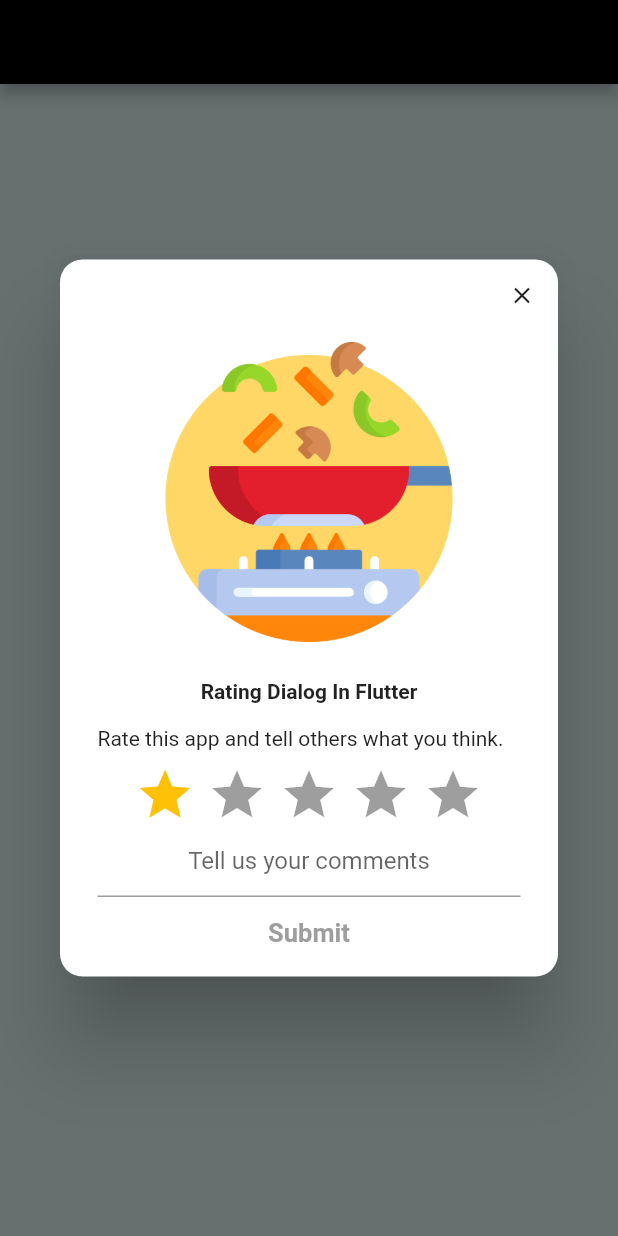
After one commit to Simran2000-jpg/FoodShades, a Flutter app: the ConfirmPage screen opened directly, after a tap on "Received your order?", on a phone screen of 412 x 824 dp. The commit adds this screen. Run offline on Flutter 3.47's test engine with Material 2 defaults, Android fonts, the phone set to English and light mode, and no system bars; drawn by our look-alikes of rating_dialog; our stand-ins replace anim_search_bar, awesome_notifications, circular_countdown_timer, cloud_firestore, firebase_auth, firebase_core and 9 more; missing offline and left inert: passcode_screen, razorpay_flutter; accounts and stored records are empty; network calls fail.

Commit message:
Feedback framework fixed

```diff
--- a/shades_food/lib/appcolors.dart
+++ b/shades_food/lib/appcolors.dart
@@ -1,4 +1,5 @@
 import 'package:flutter/cupertino.dart';
+import 'package:flutter/material.dart';
 
 class AppColors {
   static const Color primary = const Color(0xffFFF9B6);
@@ -6,7 +7,7 @@ class AppColors {
   static const Color green1 = const Color(0xffCEE5D0);
   static const Color blue1 = const Color(0xffA2D2FF);
   static const Color sk1 = const Color(0xffF9F3DF);
-  // static const Color blue1 = const Color(0xffA2D2FF);
+  static Color blue2 = Colors.blue.shade800;
   // static const Color blue1 = const Color(0xffA2D2FF);
   // static const Color blue1 = const Color(0xffA2D2FF);
   // static const Color blue1 = const Color(0xffA2D2FF);
--- /dev/null
+++ b/shades_food/lib/screens/confirmPage.dart
@@ -0,0 +1,95 @@
+import 'package:flutter/cupertino.dart';
+import 'package:flutter/material.dart';
+import 'package:rating_dialog/rating_dialog.dart';
+import 'package:shades_food/screens/contact.dart';
+
+class ConfirmPage extends StatefulWidget {
+  @override
+  _ConfirmPageState createState() => _ConfirmPageState();
+}
+
+class _ConfirmPageState extends State<ConfirmPage> {
+  @override
+  Widget build(BuildContext context) {
+    return Scaffold(
+      backgroundColor: Colors.teal[50],
+      appBar: AppBar(
+        backgroundColor: Colors.black,
+        title: Text('Rating Dialog In Flutter'),
+        automaticallyImplyLeading: false,
+      ),
+      body: Container(
+        child: Padding(
+          padding: const EdgeInsets.only(left: 8.0, right: 8.0, top: 200.0),
+          child: Column(
+            children: [
+              Center(
+                child: MaterialButton(
+                  shape: RoundedRectangleBorder(
+                      borderRadius: BorderRadius.circular(10.0)),
+                  color: Colors.cyan,
+                  padding: EdgeInsets.only(left: 30, right: 30),
+                  child: Text(
+                    'Received your order?',
+                    style: TextStyle(color: Colors.white, fontSize: 15),
+                  ),
+                  onPressed: _showRatingAppDialog,
+                ),
+              ),
+              Center(
+                child: MaterialButton(
+                  shape: RoundedRectangleBorder(
+                      borderRadius: BorderRadius.circular(10.0)),
+                  color: Colors.cyan,
+                  padding: EdgeInsets.only(left: 30, right: 30),
+                  child: Text(
+                    'Did not receive your food item(s) ?',
+                    style: TextStyle(color: Colors.white, fontSize: 15),
+                  ),
+                  onPressed: () {
+                    Navigator.pushReplacement(context,
+                        MaterialPageRoute(builder: (builder) => ContactPage()));
+                  },
+                ),
+              ),
+            ],
+          ),
+        ),
+      ),
+    );
+  }
+
+  void _showRatingAppDialog() {
+    final _ratingDialog = RatingDialog(
+      // ratingColor: Colors.amber,
+      title: Text(
+        'Rating Dialog In Flutter',
+        textAlign: TextAlign.center,
+        style: TextStyle(fontWeight: FontWeight.bold),
+      ),
+      message: Text('Rate this app and tell others what you think.'),
+      image: Image.asset(
+        "assets/saute.png",
+        height: 200,
+      ),
+      submitButtonText: 'Submit',
+      onCancelled: () => print('cancelled'),
+      onSubmitted: (response) {
+        print('rating: ${response.rating}, '
+            'comment: ${response.comment}');
+
+        if (response.rating < 3.0) {
+          print('response.rating: ${response.rating}');
+        } else {
+          Container();
+        }
+      },
+    );
+
+    showDialog(
+      context: context,
+      barrierDismissible: true,
+      builder: (context) => _ratingDialog,
+    );
+  }
+}
--- a/shades_food/lib/screens/profile/components/body.dart
+++ b/shades_food/lib/screens/profile/components/body.dart
@@ -5,8 +5,10 @@ import 'package:flutter/material.dart';
 import 'package:passcode_screen/circle.dart';
 import 'package:passcode_screen/keyboard.dart';
 import 'package:passcode_screen/passcode_screen.dart';
+import 'package:shades_food/order.dart';
 import 'package:shades_food/screens/admin/adminscreen.dart';
 import 'package:shades_food/screens/auth/PhoneVerifPage.dart';
+import 'package:shades_food/screens/confirmPage.dart';
 import 'package:shades_food/screens/home/drawerstatus.dart';
 import 'package:shades_food/screens/home/myorders.dart';
 import 'package:shades_food/screens/profilepages/Dashboard.dart';
--- a/shades_food/pubspec.yaml
+++ b/shades_food/pubspec.yaml
@@ -62,6 +62,7 @@ dependencies:
   passcode_screen: ^2.0.0
   material_design_icons_flutter: ^5.0.6295
   anim_search_bar: ^2.0.2
+  rating_dialog: ^2.0.3
 
 dev_dependencies:
   flutter_test:
```
Also changed, not shown: shades_food/lib/order.dart (+8 -1 lines), shades_food/lib/screens/contact.dart (added, +15 -0 lines), shades_food/pubspec.lock.
